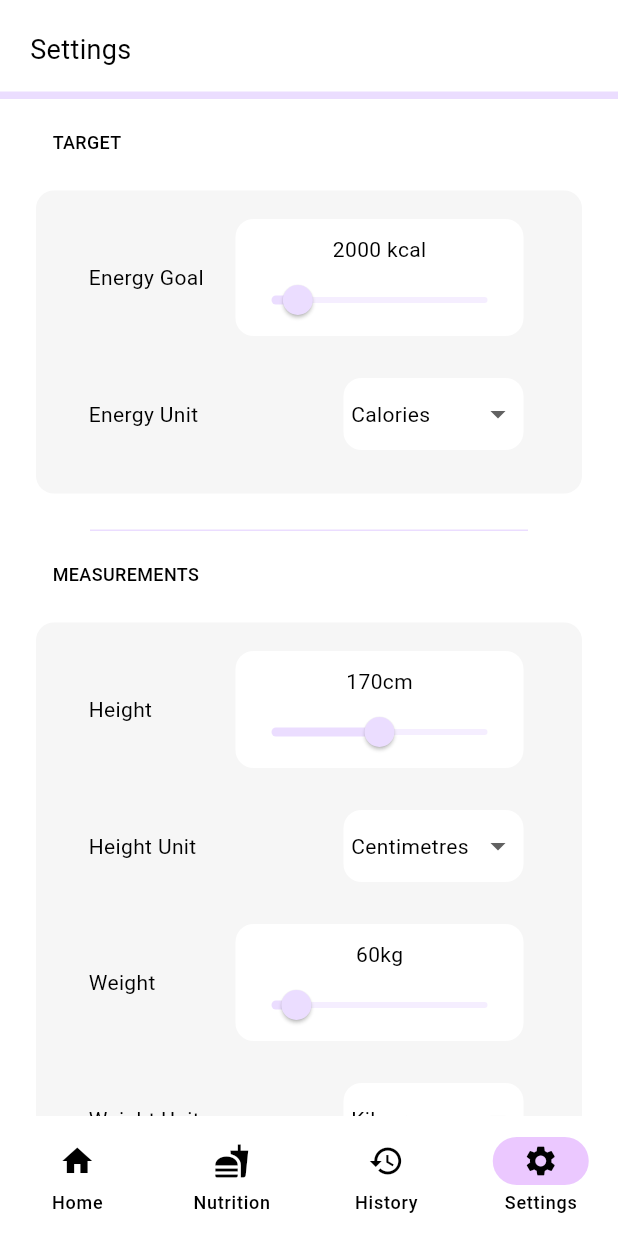
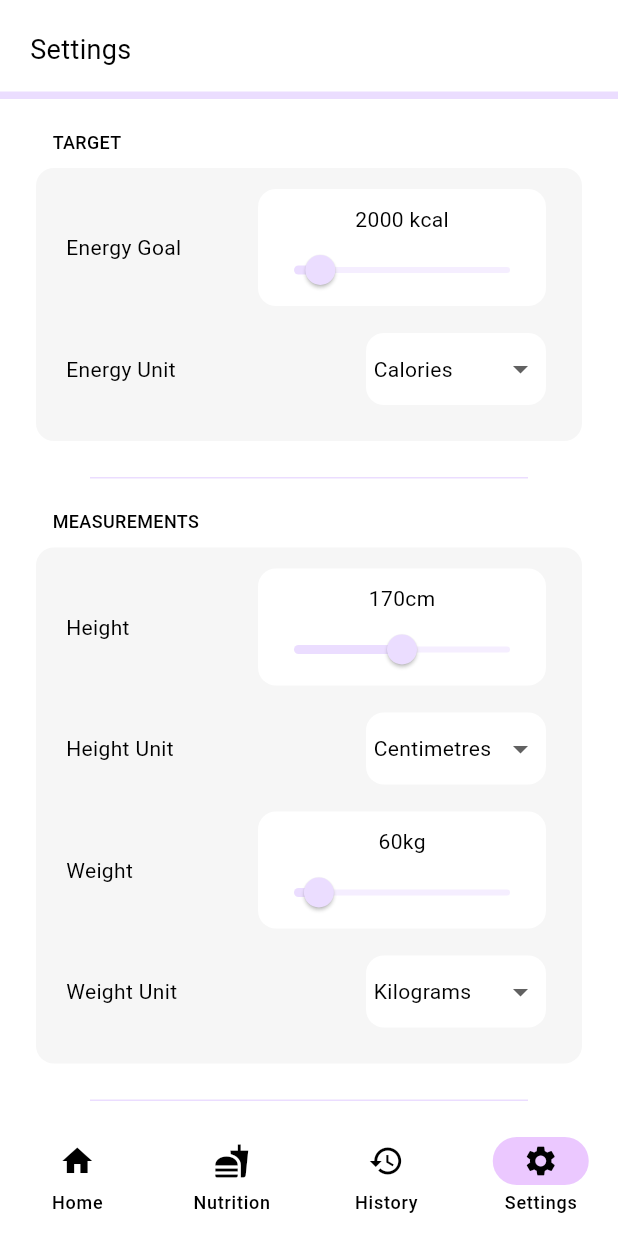
Before and after one commit to smstone0/Caloric, a Flutter app: the screen it shows after launch, item 4 of the bottom bar chosen, on a phone screen of 412 x 824 dp. Run offline on Flutter 3.47's test engine with Material 3 defaults, Android fonts, the phone set to English and light mode, and no system bars; our stand-ins replace sqflite; accounts and stored records are empty.

Commit message:
Introduce optional top padding parameter for grey card to change default - Move section title and settings card to own files

```diff
--- a/lib/pages/settings.dart
+++ b/lib/pages/settings.dart
@@ -1,7 +1,8 @@
+import 'package:caloric/widgets/section_title.dart';
+import 'package:caloric/widgets/settings_card.dart';
 import 'package:flutter/material.dart';
 import 'package:flutter/services.dart';
 import '../main.dart';
-import '../widgets/grey_card.dart';
 import '../databases/settings.dart';
 import '../widgets/heading.dart';
 import 'package:caloric/widgets/section_separator.dart';
@@ -289,67 +290,3 @@ class _SettingsDropdownState extends State<SettingsDropdown> {
     );
   }
 }
-
-class SectionTitle extends StatelessWidget {
-  const SectionTitle({super.key, required this.title});
-
-  final String title;
-
-  @override
-  Widget build(BuildContext context) {
-    return Padding(
-      padding: const EdgeInsets.only(left: 35),
-      child: Text(title,
-          style: const TextStyle(fontSize: 12, fontWeight: FontWeight.w500)),
-    );
-  }
-}
-
-class SettingsCard extends StatelessWidget {
-  const SettingsCard({super.key, required this.children});
-
-  final List<(String, Widget)> children;
-
-  @override
-  Widget build(BuildContext context) {
-    return GreyCard(
-      child: LayoutBuilder(
-        builder: (context, constraints) {
-          if (constraints.maxWidth > 300) {
-            return Column(
-                children: children.map<Widget>((value) {
-              return Row(
-                mainAxisAlignment: MainAxisAlignment.spaceBetween,
-                children: [
-                  Padding(
-                    padding: const EdgeInsets.only(left: 20),
-                    child: Text(value.$1),
-                  ),
-                  Padding(
-                    padding:
-                        const EdgeInsets.only(top: 10, bottom: 10, right: 20),
-                    child: value.$2,
-                  )
-                ],
-              );
-            }).toList());
-          } else {
-            return Column(
-              children: children.map<Widget>((value) {
-                return Column(children: [
-                  Padding(
-                    padding: const EdgeInsets.only(top: 5),
-                    child: Text(value.$1),
-                  ),
-                  Padding(
-                      padding: const EdgeInsets.fromLTRB(10, 5, 10, 10),
-                      child: value.$2)
-                ]);
-              }).toList(),
-            );
-          }
-        },
-      ),
-    );
-  }
-}
--- a/lib/widgets/grey_card.dart
+++ b/lib/widgets/grey_card.dart
@@ -2,9 +2,10 @@ import 'package:flutter/material.dart';
 import 'package:caloric/main.dart';
 
 class GreyCard extends StatelessWidget {
-  const GreyCard({super.key, required this.child});
+  const GreyCard({super.key, required this.child, this.topPadding});
 
   final Widget child;
+  final double? topPadding;
 
   @override
   Widget build(BuildContext context) {
@@ -19,8 +20,8 @@ class GreyCard extends StatelessWidget {
     }
     return Column(
       children: [
-        const SizedBox(
-          height: 20,
+        SizedBox(
+          height: topPadding ?? 20,
         ),
         Padding(
           padding: const EdgeInsets.only(left: 20, right: 20),
@@ -30,7 +31,7 @@ class GreyCard extends StatelessWidget {
             child: SizedBox(
               width: double.infinity,
               child: Padding(
-                padding: const EdgeInsets.fromLTRB(15, 5, 15, 15),
+                padding: const EdgeInsets.fromLTRB(20, 5, 20, 15),
                 child: child,
               ),
             ),
--- /dev/null
+++ b/lib/widgets/section_title.dart
@@ -0,0 +1,16 @@
+import 'package:flutter/material.dart';
+
+class SectionTitle extends StatelessWidget {
+  const SectionTitle({super.key, required this.title});
+
+  final String title;
+
+  @override
+  Widget build(BuildContext context) {
+    return Padding(
+      padding: const EdgeInsets.only(left: 35),
+      child: Text(title,
+          style: const TextStyle(fontSize: 12, fontWeight: FontWeight.w500)),
+    );
+  }
+}
--- /dev/null
+++ b/lib/widgets/settings_card.dart
@@ -0,0 +1,49 @@
+import 'package:caloric/widgets/grey_card.dart';
+import 'package:flutter/material.dart';
+
+class SettingsCard extends StatelessWidget {
+  const SettingsCard({super.key, required this.children});
+
+  final List<(String, Widget)> children;
+
+  @override
+  Widget build(BuildContext context) {
+    return GreyCard(
+      topPadding: 5,
+      child: LayoutBuilder(
+        builder: (context, constraints) {
+          if (constraints.maxWidth > 300) {
+            return Column(
+                children: children.map<Widget>((value) {
+              return Row(
+                mainAxisAlignment: MainAxisAlignment.spaceBetween,
+                children: [
+                  Text(value.$1),
+                  Padding(
+                    padding: const EdgeInsets.only(top: 5, bottom: 5),
+                    child: value.$2,
+                  )
+                ],
+              );
+            }).toList());
+          } else {
+            return Column(
+              children: children.map<Widget>((value) {
+                return Column(children: [
+                  //TODO: Test paddings on small screen
+                  Padding(
+                    padding: const EdgeInsets.only(top: 5),
+                    child: Text(value.$1),
+                  ),
+                  Padding(
+                      padding: const EdgeInsets.fromLTRB(10, 5, 10, 10),
+                      child: value.$2)
+                ]);
+              }).toList(),
+            );
+          }
+        },
+      ),
+    );
+  }
+}
```
